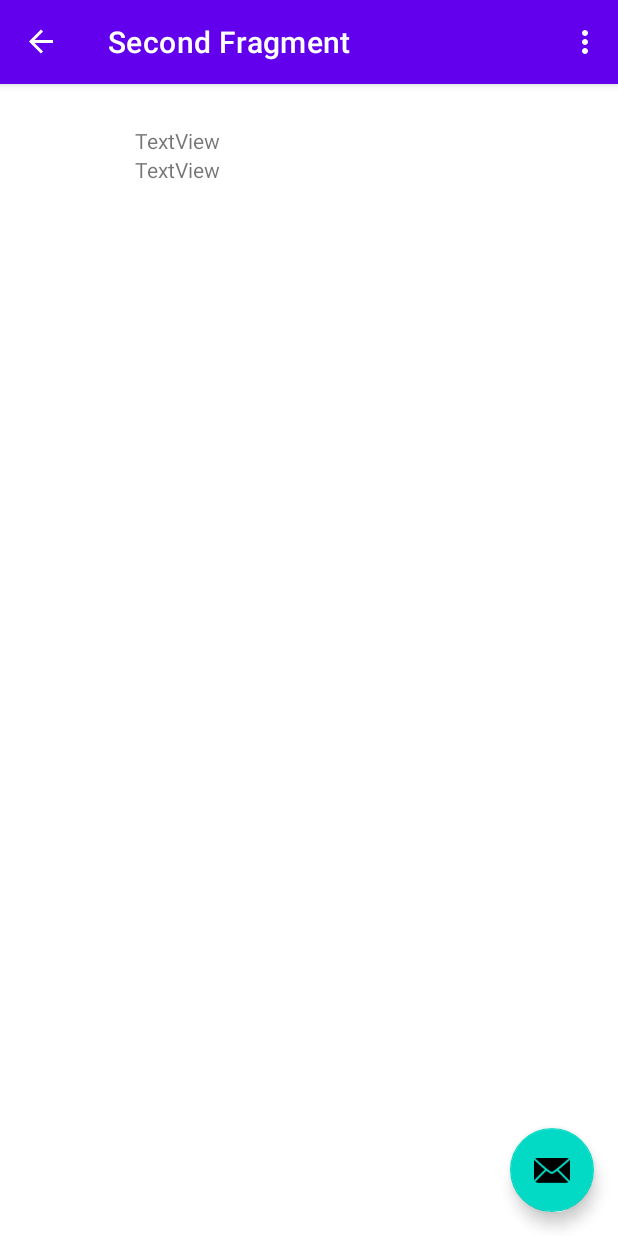
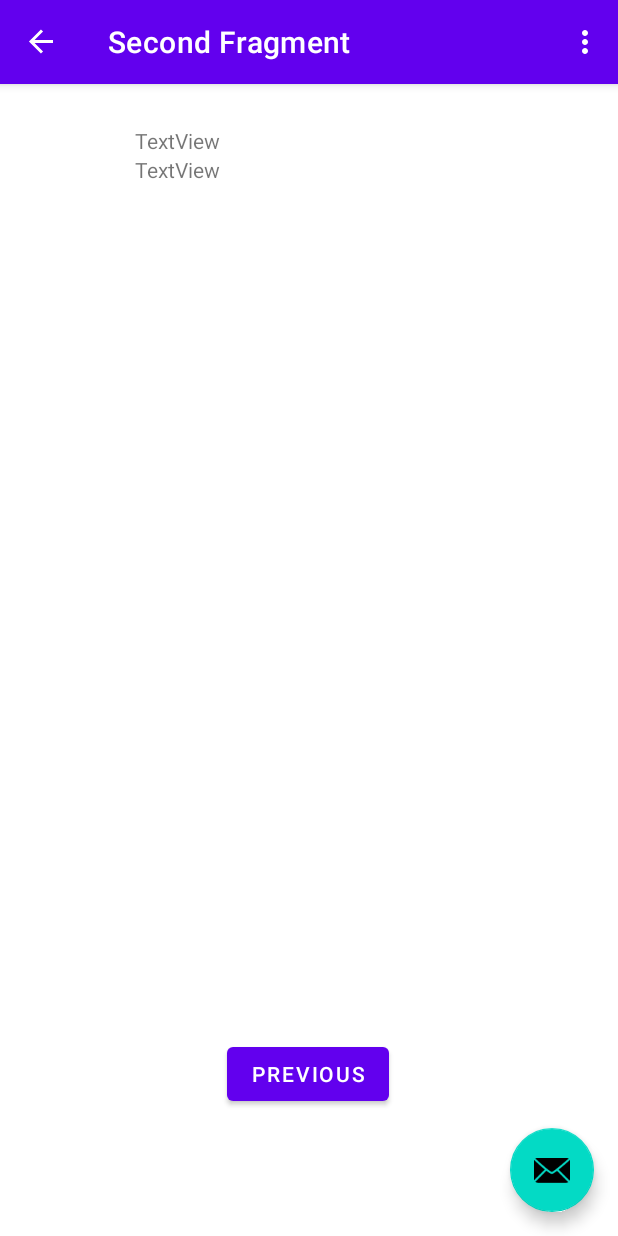
Before and after one commit to carlagabi/BookInTheLibrary3, an Android app: the SecondFragment screen opened through its navigation route, on a phone screen of 412 x 824 dp. Run offline under Robolectric (Android 15) with nearby library versions, the phone set to English and light mode, and no system bars; our stand-ins replace navigation-ui.

```diff
--- a/app/src/main/res/layout/fragment_second.xml
+++ b/app/src/main/res/layout/fragment_second.xml
@@ -10,9 +10,22 @@
         android:id="@+id/textview_second"
         android:layout_width="wrap_content"
         android:layout_height="wrap_content"
+        app:layout_constraintBottom_toTopOf="@id/button_second"
         app:layout_constraintEnd_toEndOf="parent"
         app:layout_constraintStart_toStartOf="parent"
         app:layout_constraintTop_toTopOf="parent" />
+
+    <Button
+        android:id="@+id/button_second"
+        android:layout_width="wrap_content"
+        android:layout_height="wrap_content"
+        android:text="@string/previous"
+        app:layout_constraintBottom_toBottomOf="parent"
+        app:layout_constraintEnd_toEndOf="parent"
+        app:layout_constraintHorizontal_bias="0.498"
+        app:layout_constraintStart_toStartOf="parent"
+        app:layout_constraintTop_toBottomOf="@+id/textView4"
+        app:layout_constraintVertical_bias="0.871" />
 
     <ImageView
         android:id="@+id/imageView2"
@@ -20,7 +33,7 @@
         android:layout_height="wrap_content"
         android:layout_marginTop="16dp"
         app:layout_constraintTop_toTopOf="parent"
-        tools:layout_editor_absoluteX="78dp"
+        tools:layout_editor_absoluteX="71dp"
         tools:src="@tools:sample/avatars" />
 
     <TextView
```
Also changed, not shown: app/src/main/java/com/example/bookinthelibrary/SecondFragment.java (+57 -0 lines).
